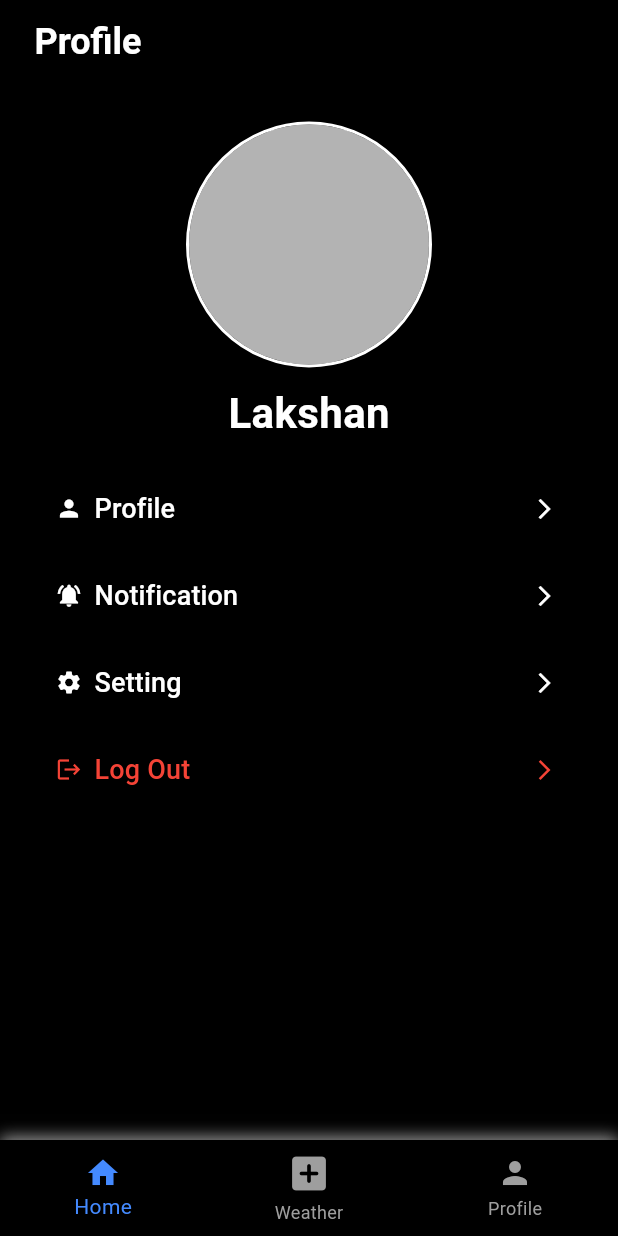
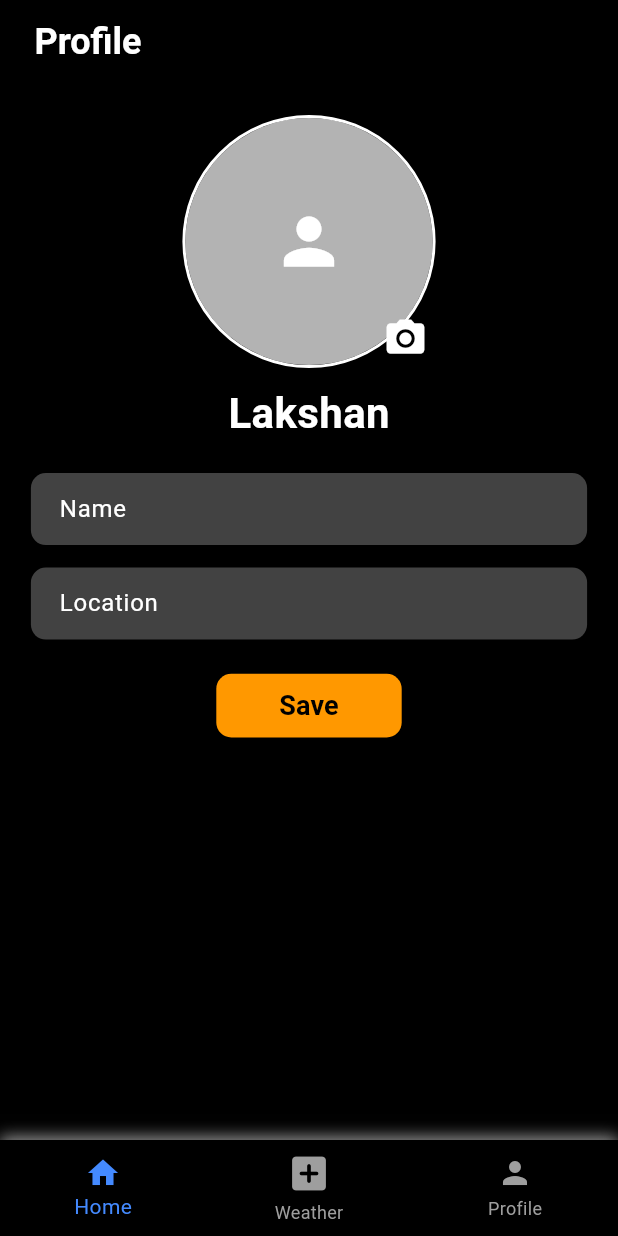
Before and after one commit to LakshanShalintha/Weather-App, a Flutter app: the Profile screen opened directly, on a phone screen of 412 x 824 dp. Run offline on Flutter 3.47's test engine with Material 3 defaults, Android fonts, the phone set to English and light mode, and no system bars; our stand-ins replace image_picker.

Commit message:
Save Name & Location

```diff
--- a/weather_app/lib/Screens/Profile.dart
+++ b/weather_app/lib/Screens/Profile.dart
@@ -1,16 +1,110 @@
 import 'package:flutter/material.dart';
-import 'package:weather_app/Screens/Onboarding.dart';
+import 'package:image_picker/image_picker.dart';
+import 'dart:io'; // To work with the image file
+
 import '../Components/NavBar.dart';
 
-class Profile extends StatelessWidget {
+class Profile extends StatefulWidget {
   const Profile({super.key});
 
   @override
+  _ProfileState createState() => _ProfileState();
+}
+
+class _ProfileState extends State<Profile> {
+  File? _image; // Store the image file
+  final ImagePicker _picker = ImagePicker();
+
+  // Form controllers
+  final TextEditingController _nameController = TextEditingController();
+  final TextEditingController _locationController = TextEditingController();
+
+  // Function to pick an image from the gallery
+  Future<void> _pickImage() async {
+    final pickedFile = await _picker.pickImage(source: ImageSource.gallery);
+    if (pickedFile != null) {
+      setState(() {
+        _image = File(pickedFile.path); // Update the image file
+      });
+    }
+  }
+
+  // Function to show the image in full screen
+  void _viewImage() {
+    if (_image != null) {
+      Navigator.of(context).push(
+        MaterialPageRoute(
+          builder: (context) => Scaffold(
+            backgroundColor: Colors.black,
+            appBar: AppBar(
+              backgroundColor: Colors.black,
+              title: const Text("Full Image"),
+            ),
+            body: Center(
+              child: Image.file(_image!),
+            ),
+          ),
+        ),
+      );
+    }
+  }
+
+  // Function to show the popup menu
+  void _showImageOptions() {
+    showModalBottomSheet(
+      context: context,
+      backgroundColor: Colors.grey[900],
+      shape: const RoundedRectangleBorder(
+        borderRadius: BorderRadius.vertical(top: Radius.circular(15)),
+      ),
+      builder: (BuildContext context) {
+        return Wrap(
+          children: [
+            ListTile(
+              leading: const Icon(Icons.remove_red_eye, color: Colors.white),
+              title: const Text("View Image", style: TextStyle(color: Colors.white)),
+              onTap: () {
+                Navigator.pop(context); // Close the bottom sheet
+                _viewImage(); // Show the image in full screen
+              },
+            ),
+            ListTile(
+              leading: const Icon(Icons.delete, color: Colors.white),
+              title: const Text("Remove Image", style: TextStyle(color: Colors.white)),
+              onTap: () {
+                Navigator.pop(context); // Close the bottom sheet
+                setState(() {
+                  _image = null; // Remove the image
+                });
+              },
+            ),
+          ],
+        );
+      },
+    );
+  }
+
+  // Updated save function without error messages
+  void _saveForm() {
+    final name = _nameController.text;
+    final location = _locationController.text;
+
+    // Save the name and location without any validation
+    ScaffoldMessenger.of(context).showSnackBar(
+      SnackBar(
+        content: Text('Name: $name, Location: $location saved successfully!'),
+      ),
+    );
+  }
+
+  @override
   Widget build(BuildContext context) {
+    double screenWidth = MediaQuery.of(context).size.width;
+    double screenHeight = MediaQuery.of(context).size.height;
+
     return GestureDetector(
       onTap: () {
-        FocusScope.of(context)
-            .unfocus(); // Dismiss the keyboard when tapping anywhere outside
+        FocusScope.of(context).unfocus(); // Dismiss the keyboard when tapping anywhere outside
       },
       child: Scaffold(
         backgroundColor: Colors.black,
@@ -29,23 +123,54 @@
           ),
           elevation: 0,
         ),
-        body: Padding(
-          padding: const EdgeInsets.all(25.0),
+        body: SingleChildScrollView(
+          child: Padding(
+            padding: EdgeInsets.all(screenWidth * 0.05), // Responsive padding
             child: Column(
               crossAxisAlignment: CrossAxisAlignment.start,
               children: [
                 Center(
                   child: Column(
                     children: [
-                    Container(
+                      Stack(
+                        clipBehavior: Clip.none, // Allows icon to overflow
+                        children: [
+                          GestureDetector(
+                            onTap: _showImageOptions, // Show options on tap
+                            child: Container(
                               decoration: BoxDecoration(
                                 shape: BoxShape.circle,
                                 border: Border.all(color: Colors.white, width: 2),
                               ),
-                      child: const CircleAvatar(
-                        radius: 80,
+                              child: CircleAvatar(
+                                radius: screenWidth * 0.2, // Responsive image size
                                 backgroundColor: Colors.white70,
+                                backgroundImage: _image != null
+                                    ? FileImage(_image!) // Show the selected image
+                                    : null,
+                                child: _image == null // If no image is selected
+                                    ? const Icon(
+                                  Icons.person,
+                                  size: 50,
+                                  color: Colors.white,
+                                )
+                                    : null,
                               ),
+                            ),
+                          ),
+                          Positioned(
+                            bottom: 5, // Position the camera icon below the circle
+                            right: 5, // Adjust the position horizontally
+                            child: GestureDetector(
+                              onTap: _pickImage,
+                              child: const Icon(
+                                Icons.camera_alt,
+                                color: Colors.white,
+                                size: 30,
+                              ),
+                            ),
+                          ),
+                        ],
                       ),
                       const SizedBox(height: 10), // Add some spacing
                       const Text(
@@ -56,90 +181,67 @@
                           fontWeight: FontWeight.bold,
                         ),
                       ),
+                      const SizedBox(height: 20),
+                      // Form Inputs
+                      TextField(
+                        controller: _nameController,
+                        style: const TextStyle(color: Colors.white, fontSize: 18), // Increased font size
+                        decoration: InputDecoration(
+                          labelText: "Name",
+                          labelStyle: const TextStyle(color: Colors.white, fontSize: 16), // Adjusted label font size
+                          filled: true,
+                          fillColor: Colors.grey[800],
+                          border: OutlineInputBorder(
+                            borderRadius: BorderRadius.circular(10),
+                            borderSide: BorderSide.none,
+                          ),
+                          contentPadding: const EdgeInsets.symmetric(vertical: 10, horizontal: 15), // Adjusted padding
+                        ),
+                      ),
+                      const SizedBox(height: 15),
+                      TextField(
+                        controller: _locationController,
+                        style: const TextStyle(color: Colors.white, fontSize: 18), // Increased font size
+                        decoration: InputDecoration(
+                          labelText: "Location",
+                          labelStyle: const TextStyle(color: Colors.white, fontSize: 16), // Adjusted label font size
+                          filled: true,
+                          fillColor: Colors.grey[800],
+                          border: OutlineInputBorder(
+                            borderRadius: BorderRadius.circular(10),
+                            borderSide: BorderSide.none,
+                          ),
+                          contentPadding: const EdgeInsets.symmetric(vertical: 10, horizontal: 15), // Adjusted padding
+                        ),
+                      ),
+                      const SizedBox(height: 20),
+                      // Save Button
+                      SizedBox(
+                        width: screenWidth * 0.3, // Responsive width
+                        child: ElevatedButton(
+                          onPressed: _saveForm,
+                          style: ElevatedButton.styleFrom(
+                            backgroundColor: Colors.orange,
+                            padding: EdgeInsets.symmetric(vertical: screenHeight * 0.01), // Responsive vertical padding
+                            shape: RoundedRectangleBorder(
+                              borderRadius: BorderRadius.circular(10),
+                            ),
+                          ),
+                          child: const Text(
+                            "Save",
+                            style: TextStyle(fontSize: 18, color: Colors.black, fontWeight: FontWeight.bold),
+                          ),
+                        ),
+                      ),
                     ],
                   ),
                 ),
-
-              const SizedBox(height: 20),
-              Column(
-                crossAxisAlignment: CrossAxisAlignment.start,
-                children: [
-                  _buildTextButton(context, "Profile", Icons.person, () {}),
-                  const SizedBox(height: 10),
-                  _buildTextButton(context, "Notification",
-                      Icons.notifications_active, () {}),
-                  const SizedBox(height: 10),
-                  _buildTextButton(context, "Setting", Icons.settings, () {}),
-                  const SizedBox(height: 10),
-                  _buildTextButton(context, "Log Out", Icons.logout, () {
-                    _showLogOutConfirmationDialog(context);
-                  }, color: Colors.red),
               ],
             ),
-            ],
           ),
         ),
         bottomNavigationBar: const NavBar(),
       ),
     );
   }
-
-  // Helper function to build a text button with icon and arrow
-  Widget _buildTextButton(
-      BuildContext context, String label, IconData icon, VoidCallback onPressed,
-      {Color? color}) {
-    final isLogOut = label == "Log Out";
-    final defaultColor = isLogOut ? Colors.red : Colors.white;
-
-    return TextButton.icon(
-      onPressed: onPressed,
-      icon: Icon(icon, color: color ?? defaultColor),
-      label: Row(
-        mainAxisAlignment: MainAxisAlignment.spaceBetween,
-        children: [
-          Text(
-            label,
-            style: TextStyle(fontSize: 18, color: color ?? defaultColor),
-          ),
-          Icon(Icons.arrow_forward_ios, size: 16, color: color ?? defaultColor),
-        ],
-      ),
-      style: TextButton.styleFrom(
-        alignment: Alignment.centerLeft,
-      ),
-    );
 }
-
-  void _showLogOutConfirmationDialog(BuildContext context) {
-    showDialog(
-      context: context,
-      builder: (BuildContext context) {
-        return AlertDialog(
-          title: const Text('Confirm Log Out'),
-          content: const Text('Are you sure you want to log out?'),
-          actions: <Widget>[
-            TextButton(
-              child: const Text('Cancel'),
-              onPressed: () {
-                Navigator.of(context).pop();
-              },
-            ),
-            TextButton(
-              child: const Text(
-                'Log Out',
-                style: TextStyle(fontSize: 18, color: Colors.red),
-              ),
-              onPressed: () {
-                Navigator.of(context).pop();
-                Navigator.push(
-                  context,
-                  MaterialPageRoute(builder: (context) => const Onboarding()),
-                );
-              },
-            ),
-          ],
-        );
-      },
-    );
-  }
-}
```
Lines whose indentation alone changed are shown as unchanged.
